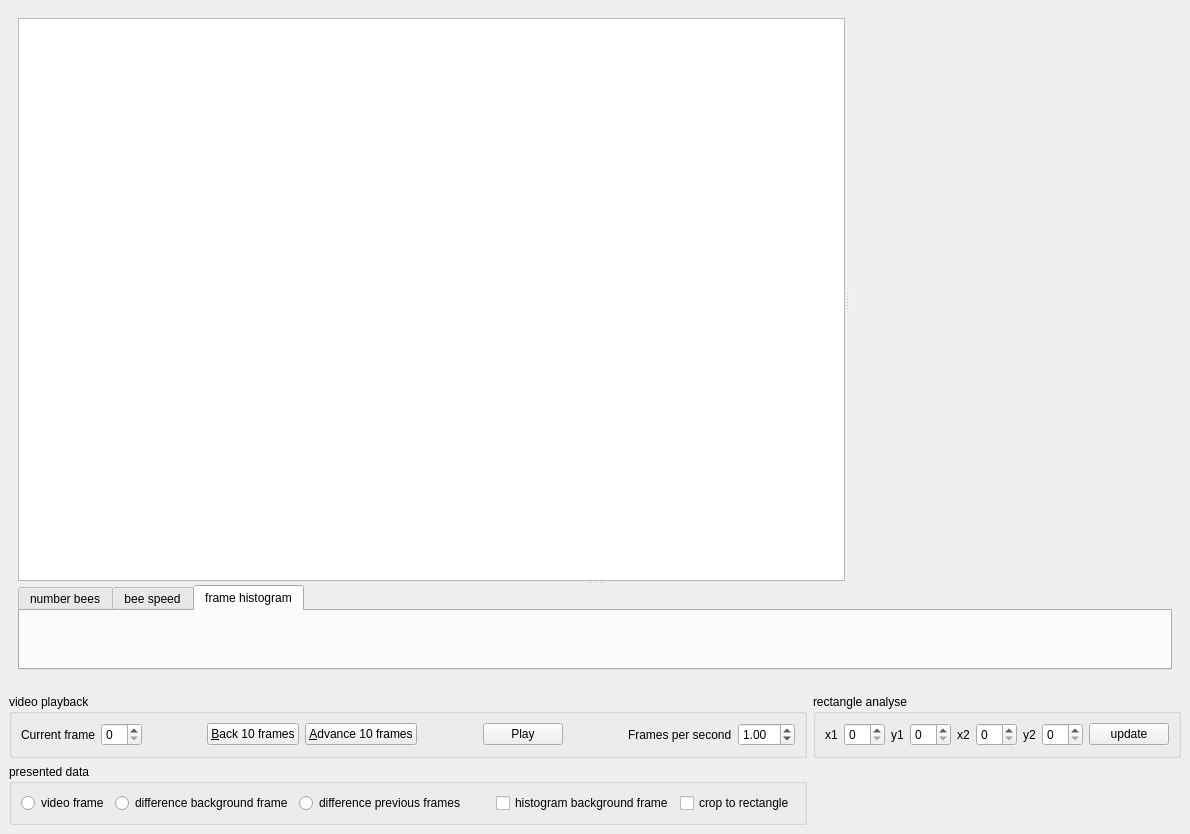
Before: the Qt Designer form video-analyser.ui in plsm/assisi-video-analyser, drawn with Qt 5.
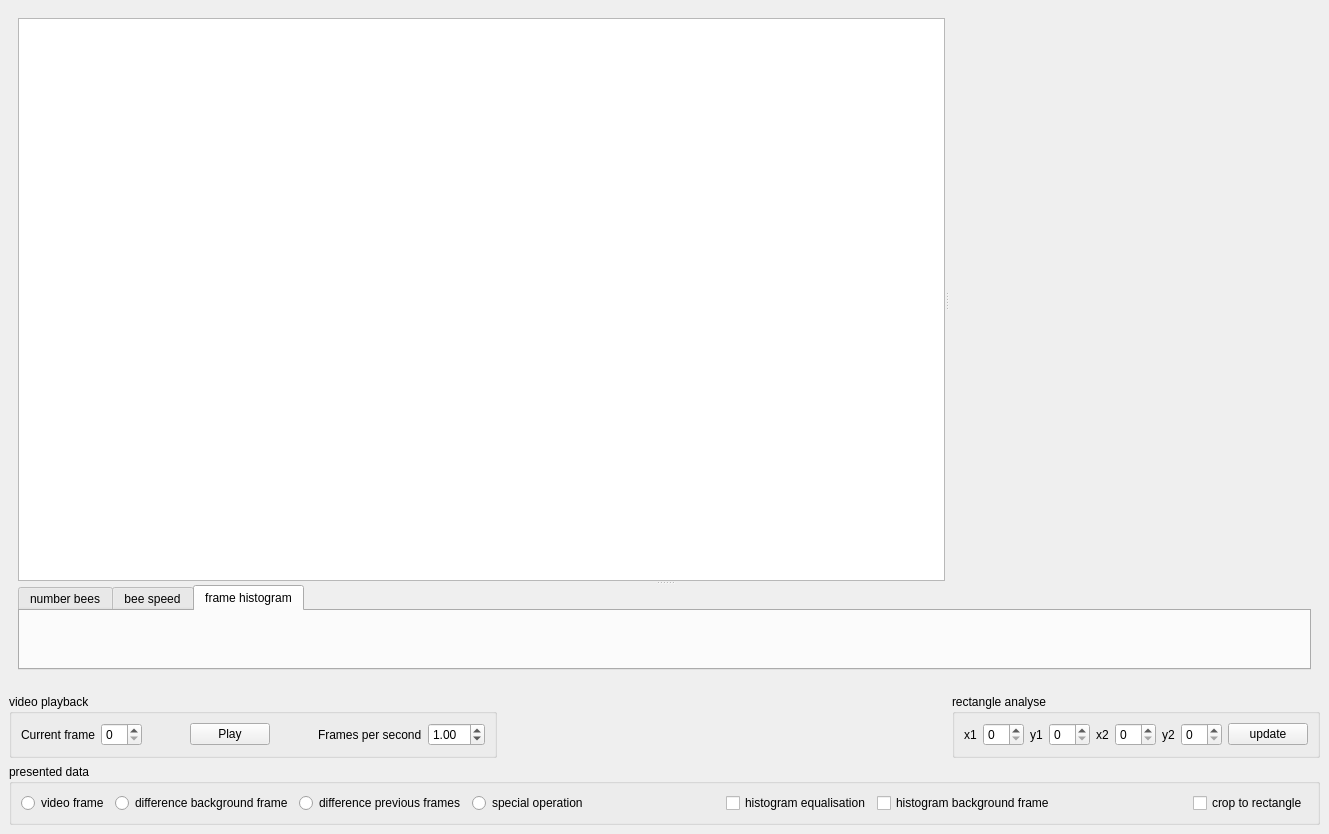
After: the same form once the commit is applied. Custom widgets are drawn as their Qt base class.

Commit message: Implemented a feature to display the result of histogram equalization. Created a class with user parameters. Created a class that represents an experiment. Created a class that represents the main window.

```diff
--- a/video-analyser.ui
+++ b/video-analyser.ui
@@ -6,7 +6,7 @@
    <rect>
     <x>0</x>
     <y>0</y>
-    <width>1190</width>
+    <width>1329</width>
     <height>834</height>
    </rect>
   </property>
@@ -85,76 +85,56 @@
        <property name="bottomMargin">
         <number>0</number>
        </property>
-       <item row="1" column="0">
-        <widget class="QGroupBox" name="groupBox_2">
-         <property name="sizePolicy">
-          <sizepolicy hsizetype="Preferred" vsizetype="Minimum">
-           <horstretch>0</horstretch>
-           <verstretch>0</verstretch>
-          </sizepolicy>
-         </property>
+       <item row="0" column="2">
+        <widget class="QGroupBox" name="groupBox_3">
          <property name="title">
-          <string>presented data</string>
+          <string>rectangle analyse</string>
          </property>
-         <layout class="QHBoxLayout" name="horizontalLayout_2">
+         <layout class="QHBoxLayout" name="horizontalLayout_4">
           <item>
-           <widget class="QRadioButton" name="showVideoFrameRadioButton">
+           <widget class="QLabel" name="label_4">
             <property name="text">
-             <string>video frame</string>
+             <string>x1</string>
             </property>
            </widget>
           </item>
           <item>
-           <widget class="QRadioButton" name="showDiffBackgroundRadioButton">
+           <widget class="QSpinBox" name="x1SpinBox"/>
+          </item>
+          <item>
+           <widget class="QLabel" name="label_3">
             <property name="text">
-             <string>difference background frame</string>
+             <string>y1</string>
             </property>
            </widget>
           </item>
           <item>
-           <widget class="QRadioButton" name="showDiffPreviousRadioButton">
+           <widget class="QSpinBox" name="y1SpinBox"/>
+          </item>
+          <item>
+           <widget class="QLabel" name="label_5">
             <property name="text">
-             <string>difference previous frames</string>
+             <string>x2</string>
             </property>
            </widget>
           </item>
           <item>
-           <spacer name="horizontalSpacer_4">
-            <property name="orientation">
-             <enum>Qt::Horizontal</enum>
-            </property>
-            <property name="sizeHint" stdset="0">
-             <size>
-              <width>99</width>
-              <height>20</height>
-             </size>
-            </property>
-           </spacer>
+           <widget class="QSpinBox" name="x2SpinBox"/>
           </item>
           <item>
-           <widget class="QCheckBox" name="histogramBackroundCheckBox">
+           <widget class="QLabel" name="label_6">
             <property name="text">
-             <string>histogram background frame</string>
+             <string>y2</string>
             </property>
            </widget>
           </item>
           <item>
-           <spacer name="horizontalSpacer_5">
-            <property name="orientation">
-             <enum>Qt::Horizontal</enum>
-            </property>
-            <property name="sizeHint" stdset="0">
-             <size>
-              <width>40</width>
-              <height>20</height>
-             </size>
-            </property>
-           </spacer>
+           <widget class="QSpinBox" name="y2SpinBox"/>
           </item>
           <item>
-           <widget class="QCheckBox" name="cropToRectCheckBox">
+           <widget class="QPushButton" name="updateRectPushButton">
             <property name="text">
-             <string>crop to rectangle</string>
+             <string>update</string>
             </property>
            </widget>
           </item>
@@ -202,33 +182,6 @@
             </property>
            </spacer>
           </item>
-          <item>
-           <widget class="QPushButton" name="back10FramesPushButton">
-            <property name="text">
-             <string>&amp;Back 10 frames</string>
-            </property>
-           </widget>
-          </item>
-          <item>
-           <widget class="QPushButton" name="front10FramesPushButton">
-            <property name="text">
-             <string>&amp;Advance 10 frames</string>
-            </property>
-           </widget>
-          </item>
-          <item>
-           <spacer name="horizontalSpacer_3">
-            <property name="orientation">
-             <enum>Qt::Horizontal</enum>
-            </property>
-            <property name="sizeHint" stdset="0">
-             <size>
-              <width>41</width>
-              <height>20</height>
-             </size>
-            </property>
-           </spacer>
-          </item>
           <item>
            <widget class="QPushButton" name="playStopButton">
             <property name="text">
@@ -272,61 +225,108 @@
          </layout>
         </widget>
        </item>
+       <item row="1" column="0" colspan="3">
+        <widget class="QGroupBox" name="groupBox_2">
+         <property name="sizePolicy">
+          <sizepolicy hsizetype="Preferred" vsizetype="Minimum">
+           <horstretch>0</horstretch>
+           <verstretch>0</verstretch>
+          </sizepolicy>
+         </property>
+         <property name="title">
+          <string>presented data</string>
+         </property>
+         <layout class="QHBoxLayout" name="horizontalLayout_2">
+          <item>
+           <widget class="QRadioButton" name="showVideoFrameRadioButton">
+            <property name="text">
+             <string>video frame</string>
+            </property>
+           </widget>
+          </item>
+          <item>
+           <widget class="QRadioButton" name="showDiffBackgroundRadioButton">
+            <property name="text">
+             <string>difference background frame</string>
+            </property>
+           </widget>
+          </item>
+          <item>
+           <widget class="QRadioButton" name="showDiffPreviousRadioButton">
+            <property name="text">
+             <string>difference previous frames</string>
+            </property>
+           </widget>
+          </item>
+          <item>
+           <widget class="QRadioButton" name="specialOperationRadioButton">
+            <property name="text">
+             <string>special operation</string>
+            </property>
+           </widget>
+          </item>
+          <item>
+           <spacer name="horizontalSpacer_4">
+            <property name="orientation">
+             <enum>Qt::Horizontal</enum>
+            </property>
+            <property name="sizeHint" stdset="0">
+             <size>
+              <width>99</width>
+              <height>20</height>
+             </size>
+            </property>
+           </spacer>
+          </item>
+          <item>
+           <widget class="QCheckBox" name="histogramEqualisationCheckBox">
+            <property name="text">
+             <string>histogram equalisation</string>
+            </property>
+           </widget>
+          </item>
+          <item>
+           <widget class="QCheckBox" name="histogramBackroundCheckBox">
+            <property name="text">
+             <string>histogram background frame</string>
+            </property>
+           </widget>
+          </item>
+          <item>
+           <spacer name="horizontalSpacer_5">
+            <property name="orientation">
+             <enum>Qt::Horizontal</enum>
+            </property>
+            <property name="sizeHint" stdset="0">
+             <size>
+              <width>40</width>
+              <height>20</height>
+             </size>
+            </property>
+           </spacer>
+          </item>
+          <item>
+           <widget class="QCheckBox" name="cropToRectCheckBox">
+            <property name="text">
+             <string>crop to rectangle</string>
+            </property>
+           </widget>
+          </item>
+         </layout>
+        </widget>
+       </item>
        <item row="0" column="1">
-        <widget class="QGroupBox" name="groupBox_3">
-         <property name="title">
-          <string>rectangle analyse</string>
+        <spacer name="horizontalSpacer_3">
+         <property name="orientation">
+          <enum>Qt::Horizontal</enum>
          </property>
-         <layout class="QHBoxLayout" name="horizontalLayout_4">
-          <item>
-           <widget class="QLabel" name="label_4">
-            <property name="text">
-             <string>x1</string>
-            </property>
-           </widget>
-          </item>
-          <item>
-           <widget class="QSpinBox" name="x1SpinBox"/>
-          </item>
-          <item>
-           <widget class="QLabel" name="label_3">
-            <property name="text">
-             <string>y1</string>
-            </property>
-           </widget>
-          </item>
-          <item>
-           <widget class="QSpinBox" name="y1SpinBox"/>
-          </item>
-          <item>
-           <widget class="QLabel" name="label_5">
-            <property name="text">
-             <string>x2</string>
-            </property>
-           </widget>
-          </item>
-          <item>
-           <widget class="QSpinBox" name="x2SpinBox"/>
-          </item>
-          <item>
-           <widget class="QLabel" name="label_6">
-            <property name="text">
-             <string>y2</string>
-            </property>
-           </widget>
-          </item>
-          <item>
-           <widget class="QSpinBox" name="y2SpinBox"/>
-          </item>
-          <item>
-           <widget class="QPushButton" name="updateRectPushButton">
-            <property name="text">
-             <string>update</string>
-            </property>
-           </widget>
-          </item>
-         </layout>
-        </widget>
+         <property name="sizeHint" stdset="0">
+          <size>
+           <width>40</width>
+           <height>20</height>
+          </size>
+         </property>
+        </spacer>
        </item>
       </layout>
      </widget>
```
The commit also changes 12 other files.
